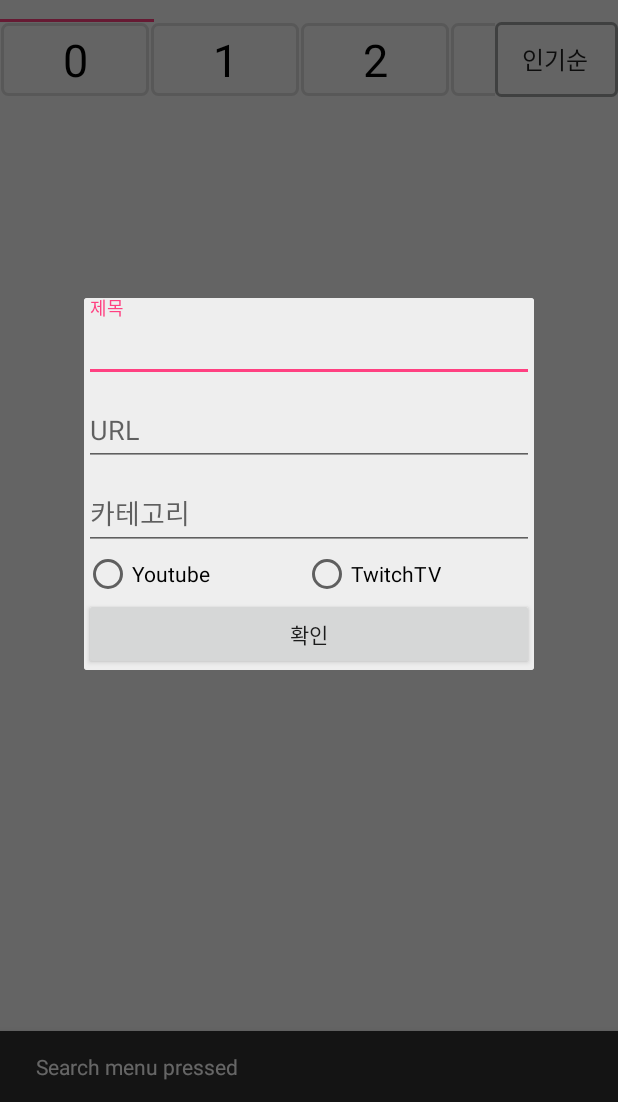
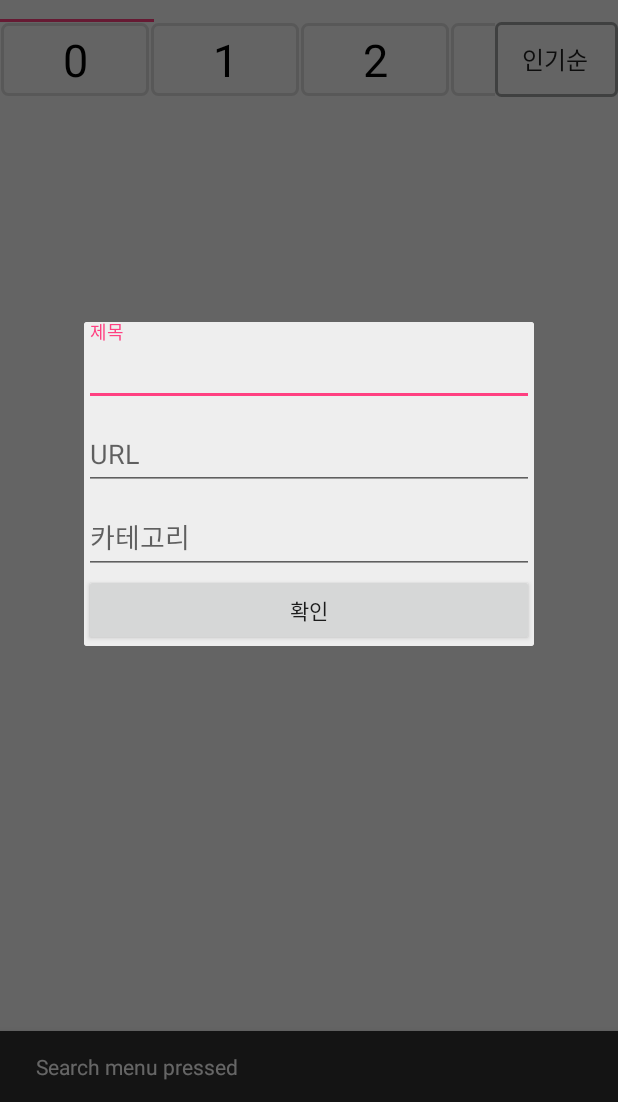
Before and after one commit to jeongheum95/CATE-v2, an Android app: the MainActivity screen opened directly, with no data from a screen before it, after a tap on "add", on a phone screen of 412 x 824 dp, the part 134-1236 px from its top. Run offline under Robolectric (Android 15) with nearby library versions, the phone set to English and light mode, and no system bars; our stand-ins replace Picasso, Volley; pictures from the network do not load.

Commit message:
등록 시 트위치 썸네일도 등록

```diff
--- a/app/src/main/res/layout/dialog_add.xml
+++ b/app/src/main/res/layout/dialog_add.xml
@@ -39,24 +39,6 @@
 
     </android.support.design.widget.TextInputLayout>
 
-    <RadioGroup
-        android:layout_width="match_parent"
-        android:layout_height="match_parent"
-        android:orientation="horizontal">
-        <RadioButton
-            android:id="@+id/radioButton_youtube"
-            android:layout_width="wrap_content"
-            android:layout_height="wrap_content"
-            android:layout_weight="1"
-            android:text="Youtube" />
-
-        <RadioButton
-            android:id="@+id/radioButton_twitch"
-            android:layout_width="wrap_content"
-            android:layout_height="wrap_content"
-            android:layout_weight="1"
-            android:text="TwitchTV" />
-    </RadioGroup>
     <Button
         android:id="@+id/button_confirm"
         android:layout_width="match_parent"
```
Also changed, not shown: app/src/main/java/app/com/CATE/AddDialog.java (+90 -20 lines), 3 other files.
